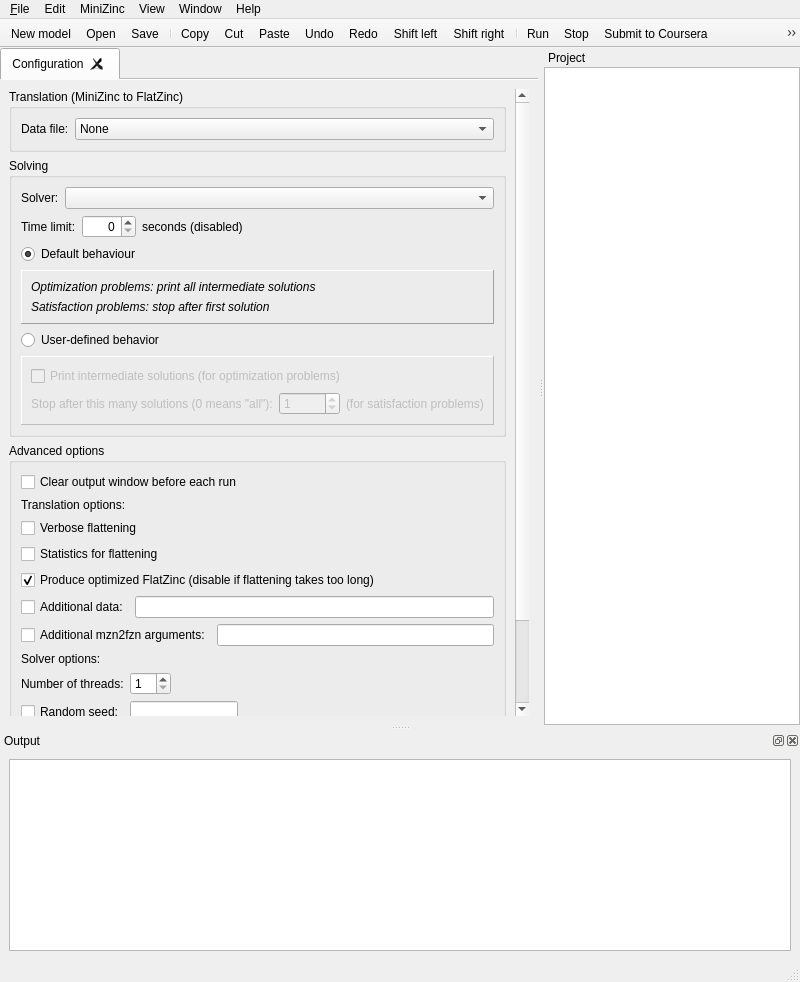
This is MiniZincIDE/mainwindow.ui in MiniZinc/MiniZincIDE as Qt 5 draws it before an edit. The edited form follows.
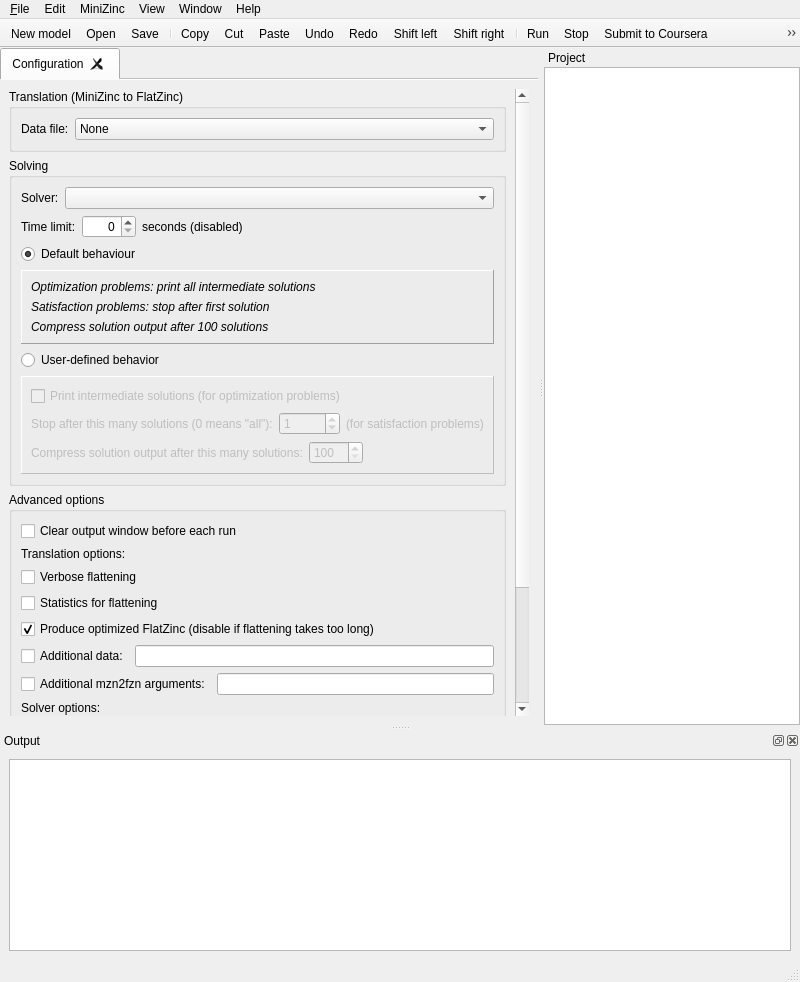
This is the edited form. Icons and pictures are not drawn. Custom widgets are drawn as their Qt base class.

Commit message: Pipe directly into solns2out, and suppress output after configurable number of solutions (to avoid overloading the IDE output box). Fixes #24. Fixes #27.

```diff
--- a/MiniZincIDE/mainwindow.ui
+++ b/MiniZincIDE/mainwindow.ui
@@ -91,7 +91,7 @@
              <x>0</x>
              <y>0</y>
              <width>607</width>
-             <height>818</height>
+             <height>878</height>
             </rect>
            </property>
            <layout class="QVBoxLayout" name="verticalLayout_6">
@@ -290,6 +290,13 @@
                       </property>
                      </widget>
                     </item>
+                    <item>
+                     <widget class="QLabel" name="label_12">
+                      <property name="text">
+                       <string>&lt;html&gt;&lt;head/&gt;&lt;body&gt;&lt;p&gt;&lt;span style=&quot; font-style:italic;&quot;&gt;Compress solution output after 100 solutions&lt;/span&gt;&lt;/p&gt;&lt;/body&gt;&lt;/html&gt;</string>
+                      </property>
+                     </widget>
+                    </item>
                    </layout>
                   </widget>
                  </item>
@@ -367,6 +374,46 @@
                       </item>
                      </layout>
                     </item>
+                    <item>
+                     <layout class="QHBoxLayout" name="horizontalLayout_5">
+                      <item>
+                       <widget class="QLabel" name="label_11">
+                        <property name="text">
+                         <string>Compress solution output after this many solutions:</string>
+                        </property>
+                       </widget>
+                      </item>
+                      <item>
+                       <widget class="QSpinBox" name="conf_compressSolutionLimit">
+                        <property name="minimum">
+                         <number>100</number>
+                        </property>
+                        <property name="maximum">
+                         <number>2000</number>
+                        </property>
+                        <property name="singleStep">
+                         <number>100</number>
+                        </property>
+                        <property name="value">
+                         <number>100</number>
+                        </property>
+                       </widget>
+                      </item>
+                      <item>
+                       <spacer name="horizontalSpacer">
+                        <property name="orientation">
+                         <enum>Qt::Horizontal</enum>
+                        </property>
+                        <property name="sizeHint" stdset="0">
+                         <size>
+                          <width>40</width>
+                          <height>20</height>
+                         </size>
+                        </property>
+                       </spacer>
+                      </item>
+                     </layout>
+                    </item>
                    </layout>
                   </widget>
                  </item>
```
The commit also changes 4 other files.
